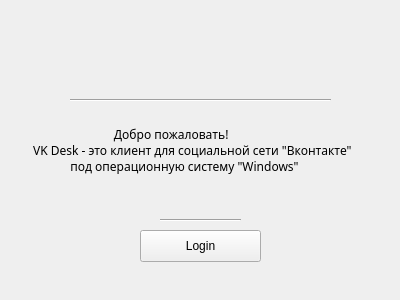
The window that src/w_login.ui (nikita9matveev/VK_Desk) describes before a commit, drawn with Qt 5.
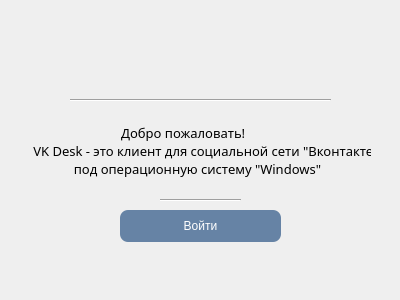
The same window after the commit. Icons and pictures are not drawn.

Patch:
```diff
--- a/src/w_login.ui
+++ b/src/w_login.ui
@@ -26,24 +26,31 @@
   <widget class="QPushButton" name="b_web_login">
    <property name="geometry">
     <rect>
-     <x>140</x>
-     <y>230</y>
-     <width>121</width>
+     <x>120</x>
+     <y>210</y>
+     <width>161</width>
      <height>32</height>
     </rect>
    </property>
    <property name="cursor">
     <cursorShape>PointingHandCursor</cursorShape>
    </property>
+   <property name="styleSheet">
+    <string notr="true">background-color: rgba(80, 114, 153, 220);
+border: none;
+font: 75 13pt &quot;Latha&quot;;
+color: rgba(255, 255, 255);
+border-radius: 8px;</string>
+   </property>
    <property name="text">
-    <string>Login</string>
+    <string>Войти</string>
    </property>
   </widget>
   <widget class="Line" name="line">
    <property name="geometry">
     <rect>
      <x>160</x>
-     <y>210</y>
+     <y>190</y>
      <width>81</width>
      <height>20</height>
     </rect>
@@ -90,11 +97,14 @@
    <property name="font">
     <font>
      <family>Lucida Calligraphy</family>
-     <pointsize>9</pointsize>
+     <pointsize>10</pointsize>
      <weight>50</weight>
      <bold>false</bold>
     </font>
    </property>
+   <property name="styleSheet">
+    <string notr="true"/>
+   </property>
    <property name="text">
     <string>                           Добро пожаловать!
  VK Desk - это клиент для социальной сети &quot;Вконтакте&quot;
```
